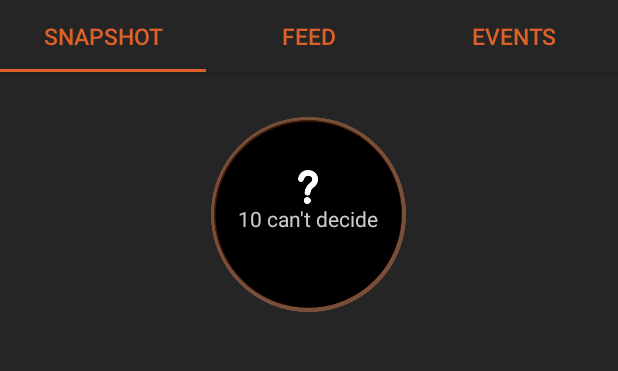
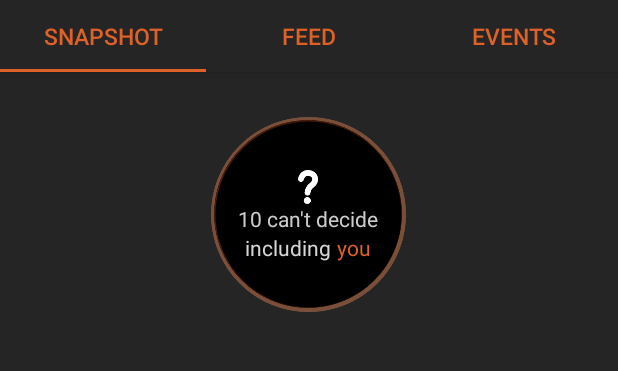
Before and after one commit to georgikoemdzhiev/Lust, an Android app: the SnapshotFragment screen opened directly, with no data from a screen before it, on a phone screen of 412 x 824 dp, the part 84-455 px from its top. Run offline under Robolectric (Android 15) with nearby library versions, the phone set to English and light mode, and no system bars; libraries missing offline, so code that uses them is left out: com.getbase.floatingactionbutton; plain views replace FloatingActionButton, FloatingActionsMenu; 5 statements that could not run were skipped.

Commit message:
- Added "Including you" in the snapshot page. It will be initially with visibility "invisible" and toggled programmatically later on.

```diff
--- a/app/src/main/res/layout/fragment_snapshot_layout.xml
+++ b/app/src/main/res/layout/fragment_snapshot_layout.xml
@@ -68,6 +68,7 @@
                 android:layout_marginTop="35dp"/>
 
             <LinearLayout
+                android:id="@+id/cantDecideNumberCont"
                 android:layout_width="wrap_content"
                 android:layout_height="wrap_content"
                 android:orientation="horizontal"
@@ -90,6 +91,28 @@
                     android:text="can't decide"/>
             </LinearLayout>
 
+            <LinearLayout
+                android:id="@+id/includingYouContainer"
+                android:layout_width="wrap_content"
+                android:layout_height="wrap_content"
+                android:orientation="horizontal"
+                android:layout_centerHorizontal="true"
+                android:visibility="visible"
+                android:layout_below="@+id/cantDecideNumberCont">
+
+                <TextView
+                    android:layout_width="wrap_content"
+                    android:layout_height="wrap_content"
+                    android:text="including"
+                    android:layout_marginRight="4dp"
+                    android:textColor="@color/dirtyWhite2"/>
+
+                <TextView
+                    android:layout_width="wrap_content"
+                    android:layout_height="wrap_content"
+                    android:text="you"
+                    android:textColor="@color/blood_orange"/>
+            </LinearLayout>
 
         </RelativeLayout>
 
```
